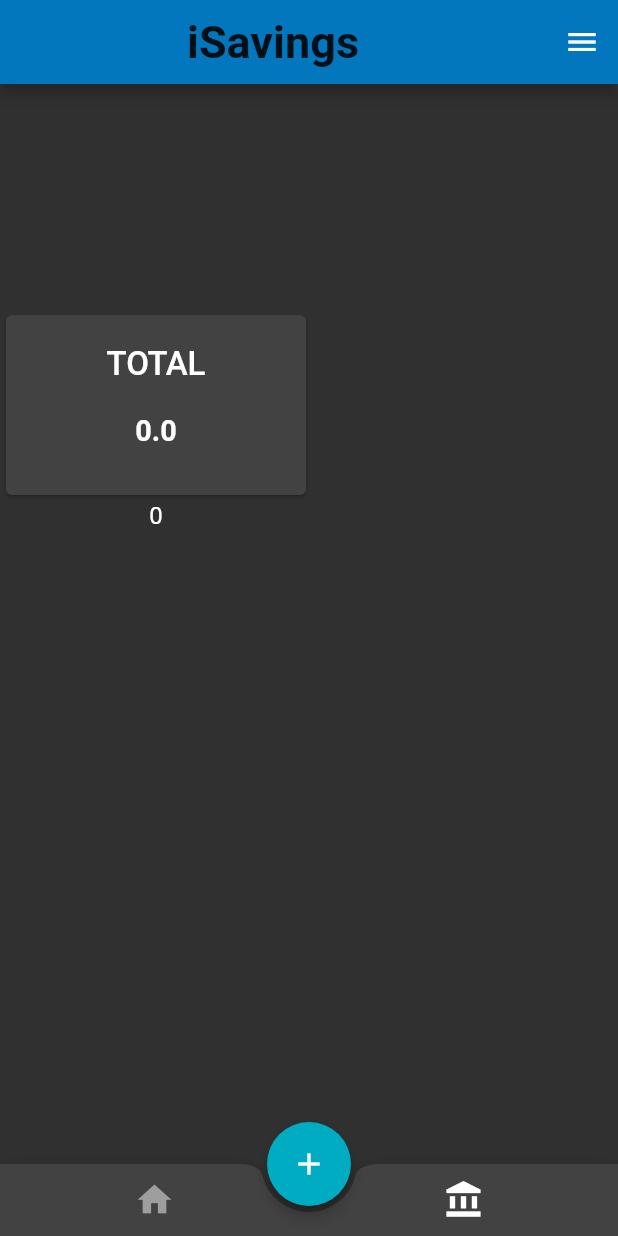
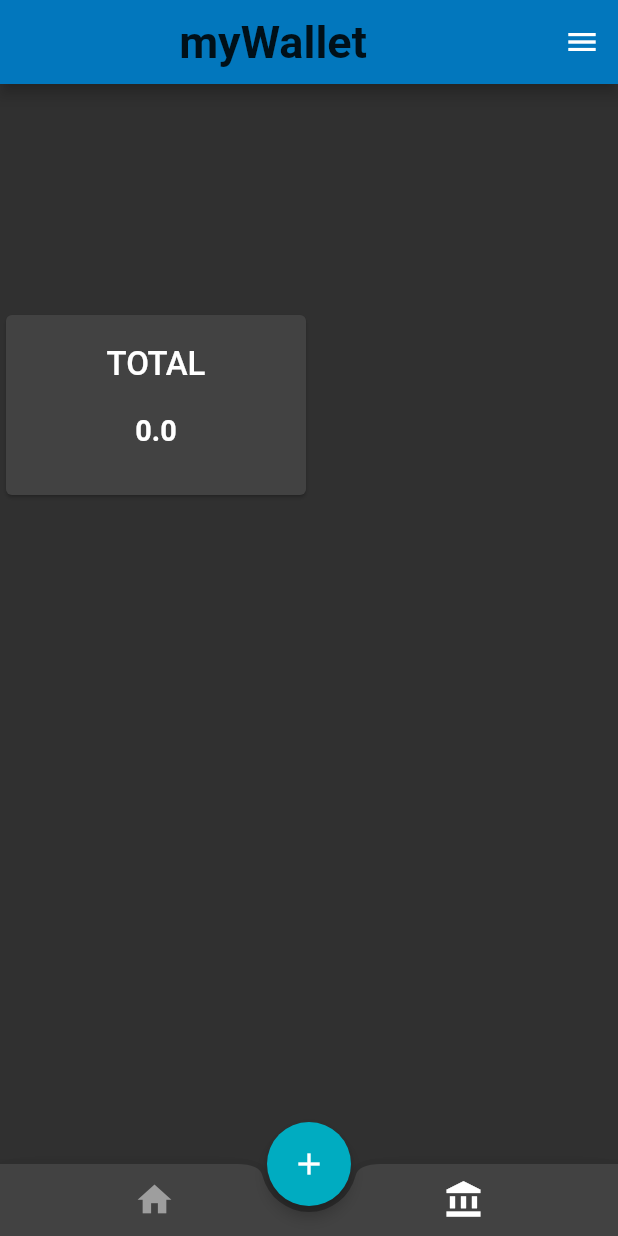
Before and after one commit to egemenongel/wallet, a Flutter app: the screen it shows after launch, on a phone screen of 412 x 824 dp. Run offline on Flutter 3.47's test engine with Material 2 defaults, Android fonts, the phone set to English and light mode, and no system bars; our stand-ins replace dropdown_search; Roboto replaces fonts that are missing (Helvetica).

Commit message:
Cleaned the code

```diff
--- a/lib/pages/home_page.dart
+++ b/lib/pages/home_page.dart
@@ -13,41 +13,9 @@ class HomePage extends StatefulWidget {
 }
 
 class _HomePageState extends State<HomePage> {
-  var account = {};
-  List<String> items = new List.generate(10, (index) => "Balance $index");
-
-  List<String> bankAccounts = [
-    "Paypal",
-    "Enpara",
-    "Paribu",
-    "Binance",
-    "Ziraat",
-    "Garanti",
-    "",
-  ];
   List<AccountModel> accountList = List<AccountModel>.empty(growable: true);
-  List<double> Quantity = [8850, 1300, 1.2, 1.3, 400, 220, 5];
-
-  List<double> convertRatio = [10, 1, 2];
 
   double sum = 0;
-
-  /* Return Data Functions */
-
-  // @override
-  // void initState() {
-  //   while (widget.accountInfo != null && widget.accountInfo != "") {
-  //     updateList();
-  //   }
-  // }
-
-  // void updateList() {
-  //   setState(() {
-  //     bankAccounts.add(widget.accountInfo["accountName"]);
-  //     Quantity.add(double.parse(widget.accountInfo["quantity"]));
-  //     widget.accountInfo = "";
-  //   });
-  // }
 
   Widget build(BuildContext context) {
     return Scaffold(
@@ -72,7 +40,7 @@ class _HomePageState extends State<HomePage> {
       appBar: AppBar(
         title: Center(
             child: Text(
-          "iSavings",
+          "myWallet",
           style: Theme.of(context).textTheme.headline2,
         )),
       ),
@@ -123,7 +91,6 @@ class _HomePageState extends State<HomePage> {
             child: _accountCards(context),
           ),
           _balanceCard(context),
-          Text(accountList.length.toString()),
         ],
       ),
     );
@@ -179,6 +146,7 @@ class _HomePageState extends State<HomePage> {
       itemCount: accountList.length,
       itemBuilder: (BuildContext context, int index) => Container(
         width: 150,
+        height: 150,
         margin: EdgeInsets.symmetric(horizontal: 15, vertical: 10),
         child: ClipRRect(
           borderRadius: BorderRadius.circular(25),
@@ -186,23 +154,28 @@ class _HomePageState extends State<HomePage> {
             child: ListTile(
               onTap: () {},
               minLeadingWidth: 25,
-              leading: Align(
-                  alignment: Alignment.bottomLeft,
-                  widthFactor: .5,
-                  child: Icon(
+              leading: Column(
+                mainAxisAlignment: MainAxisAlignment.end,
+                children: [
+                  Icon(
                     Icons.monetization_on,
-                  )),
+                  ),
+                ],
+              ),
               title: Padding(
-                padding: const EdgeInsets.only(top: 20, left: 5),
+                padding: const EdgeInsets.only(
+                  top: 20,
+                ),
                 child: Text(
                   accountList[index].name,
+                  style: Theme.of(context).textTheme.bodyText2,
                 ),
               ),
               subtitle: Padding(
                 padding: EdgeInsets.symmetric(vertical: 20),
                 child: Text(
                   "\$" + accountList[index].money.toString(),
-                  style: TextStyle(fontWeight: FontWeight.bold, fontSize: 16),
+                  style: TextStyle(fontWeight: FontWeight.bold, fontSize: 14),
                 ),
               ),
             ),
```
